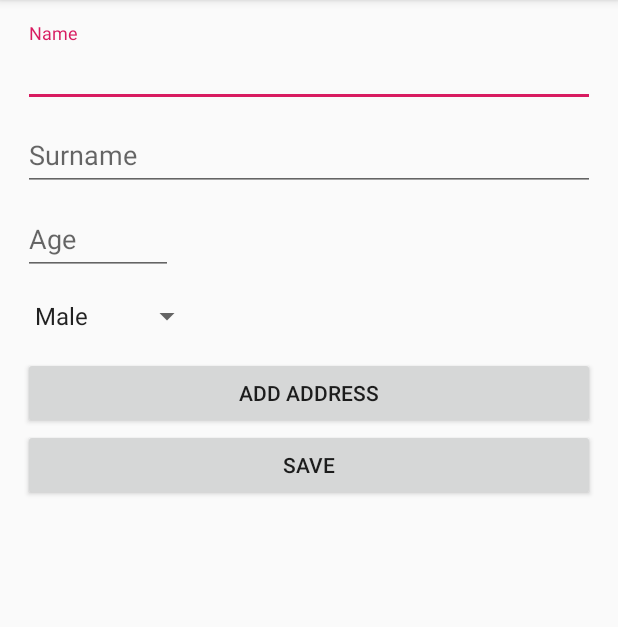
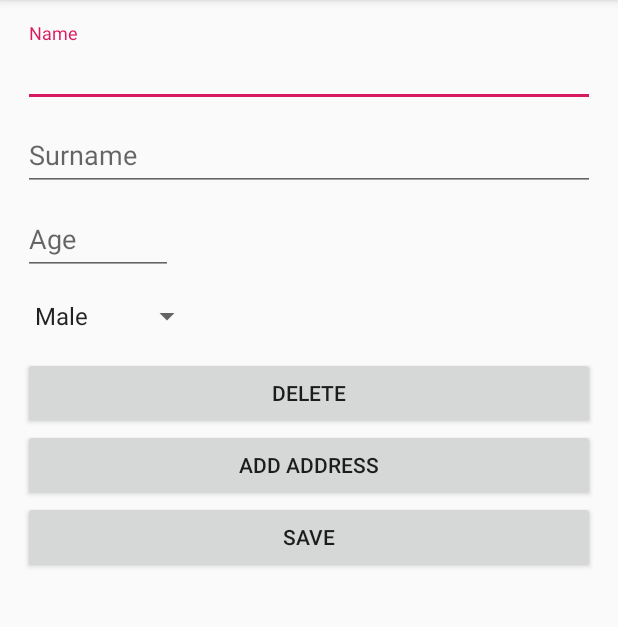
Before and after one commit to Booyaches/payeye, an Android app: the EditorActivity screen opened directly, with no data from a screen before it, on a phone screen of 412 x 824 dp, the part 84-711 px from its top. Run offline under Robolectric (Android 15) with nearby library versions, the phone set to English and light mode, and no system bars; 6 statements that could not run were skipped.

Commit message:
[PAYEYE-23] Adds delete functionality

```diff
--- a/app/src/main/java/com/example/payeyetask/persistance/dao/EmployeeDAO.kt
+++ b/app/src/main/java/com/example/payeyetask/persistance/dao/EmployeeDAO.kt
@@ -1,6 +1,7 @@
 package com.example.payeyetask.persistance.dao
 
 import androidx.room.Dao
+import androidx.room.Delete
 import androidx.room.Insert
 import androidx.room.Query
 import com.example.payeyetask.model.Employee
@@ -20,4 +21,8 @@ interface EmployeeDAO {
 
     @Query("UPDATE employee SET name = :name , surname = :surname, age = :age, gender = :gender WHERE id = :id")
     suspend fun updateEmployee(id: Long, name: String, surname: String, age: Int, gender: Gender)
+
+    @Delete
+    suspend fun deleteEmployee(employee: Employee)
+
 }
--- a/app/src/main/java/com/example/payeyetask/ui/editor/EditorActivity.kt
+++ b/app/src/main/java/com/example/payeyetask/ui/editor/EditorActivity.kt
@@ -4,8 +4,10 @@ import android.app.AlertDialog
 import android.os.Bundle
 import android.text.SpannableStringBuilder
 import android.view.View
+import android.view.View.VISIBLE
 import android.widget.ArrayAdapter
 import androidx.lifecycle.Observer
+import androidx.lifecycle.observe
 import com.example.payeyetask.R
 import com.example.payeyetask.model.Address
 import com.example.payeyetask.model.Gender
@@ -25,6 +27,7 @@ class EditorActivity : FormActivity<EditorActivityViewModel>(){
         initSpinner()
         initListeners()
         initEditorFields()
+        btn_delete.visibility = VISIBLE
     }
 
     private fun initEditorFields(){
@@ -36,6 +39,7 @@ class EditorActivity : FormActivity<EditorActivityViewModel>(){
     private fun initListeners(){
         btn_add_address.setOnClickListener { addAddressForm(null) }
         btn_save.setOnClickListener { updateEmployee() }
+        btn_delete.setOnClickListener { viewModel.deleteEmployee() }
     }
 
     override fun bindViewHolder() {
@@ -55,6 +59,9 @@ class EditorActivity : FormActivity<EditorActivityViewModel>(){
                 this.finish()
             }
         })
+        viewModel.deleteEmployee.observe(this, Observer {
+            this.finish()
+        })
     }
 
     private fun addAddressForm(address: Address?){
@@ -72,6 +79,5 @@ class EditorActivity : FormActivity<EditorActivityViewModel>(){
             et_age.editableText.toString(),
             Gender.values()[spinner_gender.selectedItemPosition]
         )
-        this.finish()
     }
 }
--- a/app/src/main/java/com/example/payeyetask/ui/editor/EditorActivityRepository.kt
+++ b/app/src/main/java/com/example/payeyetask/ui/editor/EditorActivityRepository.kt
@@ -1,6 +1,7 @@
 package com.example.payeyetask.ui.creator
 
 import com.example.payeyetask.model.Address
+import com.example.payeyetask.model.Employee
 import com.example.payeyetask.model.Gender
 import com.example.payeyetask.persistance.EmployeeDatabase
 import com.example.payeyetask.ui.base.BaseRepository
@@ -13,6 +14,7 @@ class EditorActivityRepository(database: EmployeeDatabase) : BaseRepository(data
     suspend fun getAddresses(employeeId: Long) = addressDao.getEmployeesAddresses(employeeId)
     suspend fun updateEmployee(id: Long, name: String, surname: String, age: Int, gender: Gender) = employeeDao.updateEmployee(id, name, surname, age, gender)
     suspend fun removeAllEmployeeAddresses(employeeId : Long) = addressDao.removeAllAddressesForId(employeeId)
+    suspend fun deleteEmployee(employee: Employee) = employeeDao.deleteEmployee(employee)
     suspend fun saveAddress(address: Address) = addressDao.addAddress(address)
 
 
--- a/app/src/main/res/layout/activity_editor.xml
+++ b/app/src/main/res/layout/activity_editor.xml
@@ -73,10 +73,17 @@
                 android:orientation="vertical"/>
 
         <Button
+                android:id="@+id/btn_delete"
+                android:layout_width="match_parent"
+                android:text="@string/btn_delete"
+                android:layout_marginTop="@dimen/editor_input_margin_top"
+                android:layout_height="wrap_content"
+                android:visibility="gone"/>
+
+        <Button
                 android:id="@+id/btn_add_address"
                 android:layout_width="match_parent"
                 android:text="@string/btn_add_address"
-                android:layout_marginTop="@dimen/editor_input_margin_top"
                 android:layout_height="wrap_content"/>
         <Button
                 android:id="@+id/btn_save"
--- a/app/src/main/res/values/dimens.xml
+++ b/app/src/main/res/values/dimens.xml
@@ -2,8 +2,8 @@
 <resources>
     <dimen name="fab">60dp</dimen>
     <dimen name="fab_margin">25dp</dimen>
-    <dimen name="item_cell_margin">10dp</dimen>
-    <dimen name="item_text_size">16sp</dimen>
+    <dimen name="item_cell_margin">13dp</dimen>
+    <dimen name="item_text_size">20sp</dimen>
     <dimen name="guide_text_size">17sp</dimen>
     <dimen name="guide_text_margin">25dp</dimen>
     <dimen name="editor_margin">15dp</dimen>
--- a/app/src/main/res/values/strings.xml
+++ b/app/src/main/res/values/strings.xml
@@ -15,4 +15,5 @@
     <string name="editor_not_valid">Some fields are empty!</string>
     <string name="editor_not_ok">OK</string>
     <string name="editor_not_error">Error</string>
+    <string name="btn_delete">Delete</string>
 </resources>
```
Also changed, not shown: app/src/main/java/com/example/payeyetask/ui/editor/EditorActivityViewModel.kt (+10 -1 lines).
